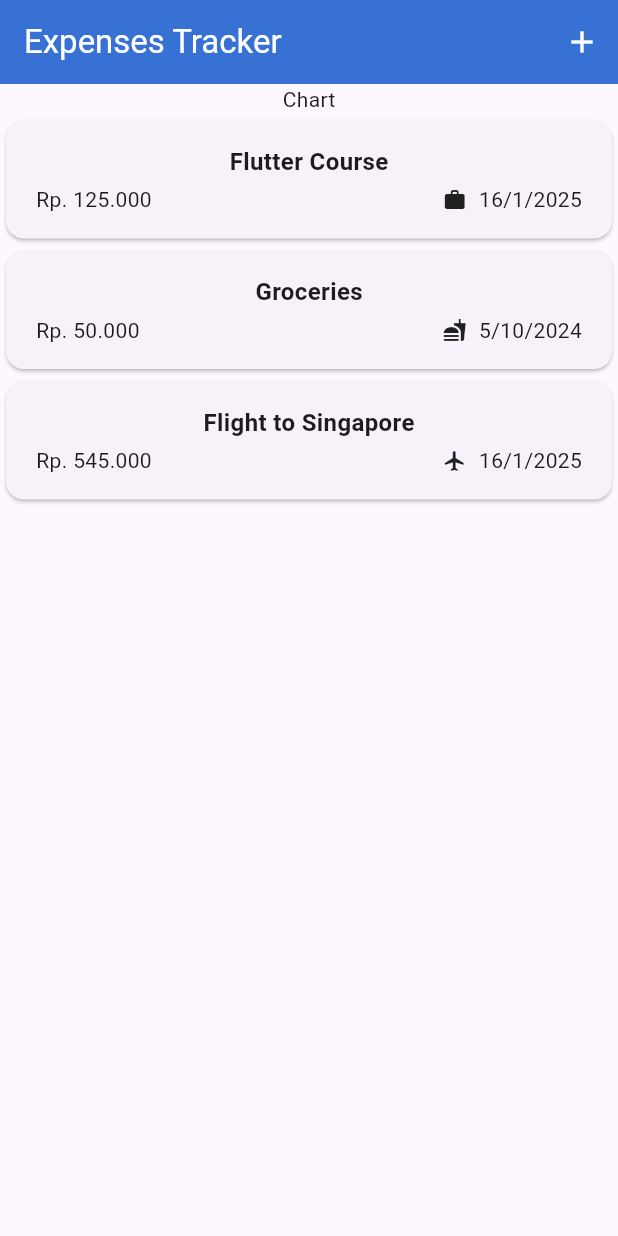
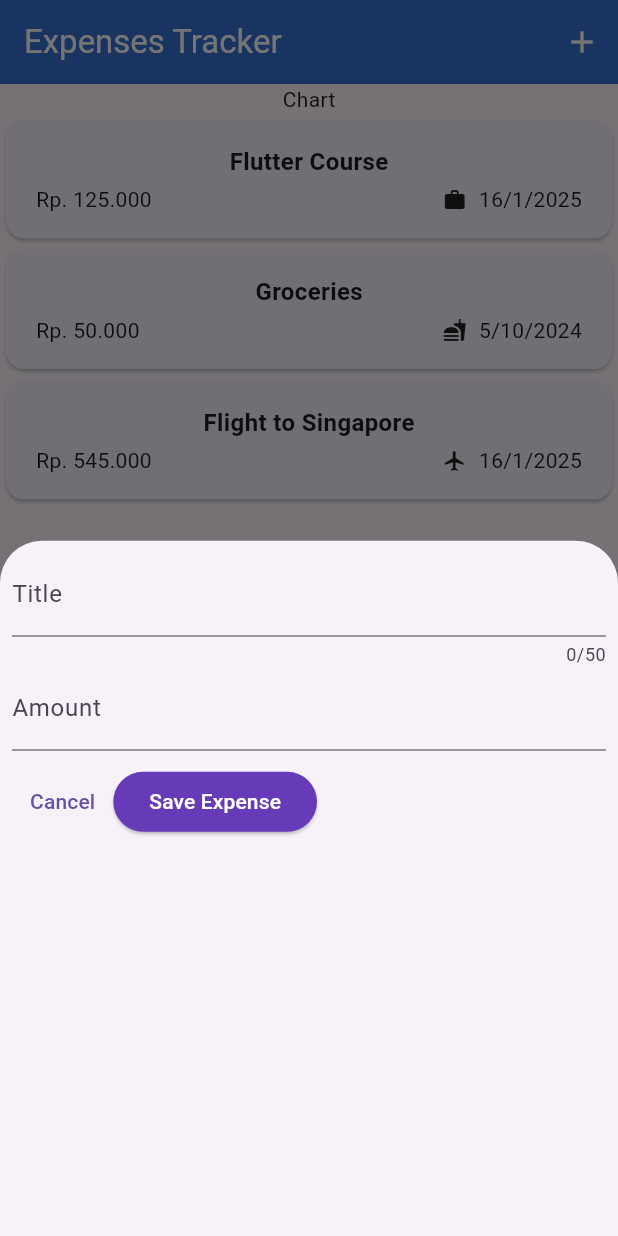
Before and after one commit to Eka051/expense_tracker, a Flutter app: the screen it shows after launch, after a tap on the "add" icon, on a phone screen of 412 x 824 dp. Run offline on Flutter 3.47's test engine with Material 3 defaults, Android fonts, the phone set to English and light mode, and no system bars.

Commit message:
feat: implement NewExpense component and integrate with Expenses screen

```diff
--- a/lib/expenses.dart
+++ b/lib/expenses.dart
@@ -1,3 +1,4 @@
+import 'package:expense_tracker/new_expense.dart';
 import 'package:expense_tracker/widgets/expense_list/expenses_list.dart';
 import 'package:flutter/material.dart';
 import 'package:expense_tracker/models/expense.dart';
@@ -32,6 +33,13 @@ class _ExpensesState extends State<Expenses> {
     ),
   ];
 
+  void _openAddExpenseForm() {
+    showModalBottomSheet(
+      context: context,
+      builder: (ctx) => NewExpense(),
+    );
+  }
+
   @override
   Widget build(BuildContext context) {
     return Scaffold(
@@ -40,7 +48,8 @@ class _ExpensesState extends State<Expenses> {
           foregroundColor: Colors.white,
           title: const Text('Expenses Tracker'),
           actions: [
-            IconButton(icon: const Icon(Icons.add), onPressed: () {}),
+            IconButton(
+                icon: const Icon(Icons.add), onPressed: _openAddExpenseForm),
           ],
         ),
         body: Column(
--- /dev/null
+++ b/lib/new_expense.dart
@@ -0,0 +1,72 @@
+import 'package:flutter/foundation.dart';
+import 'package:flutter/material.dart';
+import 'package:flutter/services.dart';
+
+class NewExpense extends StatefulWidget {
+  const NewExpense({super.key});
+
+  @override
+  State<NewExpense> createState() {
+    return _NewExpenseState();
+  }
+}
+
+class _NewExpenseState extends State<NewExpense> {
+  final _titleController = TextEditingController();
+  final _amountController = TextEditingController();
+
+  @override
+  void dispose() {
+    _titleController.dispose();
+    _amountController.dispose();
+    super.dispose();
+  }
+
+  @override
+  Widget build(BuildContext context) {
+    return Padding(
+      padding: const EdgeInsets.all(8),
+      child: Column(
+        children: [
+          TextField(
+            controller: _titleController,
+            maxLength: 50,
+            decoration: InputDecoration(labelText: 'Title'),
+          ),
+          TextField(
+            controller: _amountController,
+            keyboardType: TextInputType.number,
+            inputFormatters: [
+              FilteringTextInputFormatter.allow(RegExp(r'[0-9]')),
+            ],
+            decoration: InputDecoration(labelText: 'Amount'),
+          ),
+          const SizedBox(
+            height: 10,
+          ),
+          Row(
+            children: [
+              // DropdownButton(items: Category(), onChanged: () {}),
+              TextButton(
+                onPressed: () {
+                  Navigator.of(context).pop();
+                },
+                child: const Text('Cancel'),
+              ),
+              ElevatedButton(
+                onPressed: () {
+                  print(_titleController.text);
+                },
+                style: ElevatedButton.styleFrom(
+                  backgroundColor: Colors.deepPurple,
+                  foregroundColor: Colors.white,
+                ),
+                child: const Text('Save Expense'),
+              ),
+            ],
+          ),
+        ],
+      ),
+    );
+  }
+}
```
